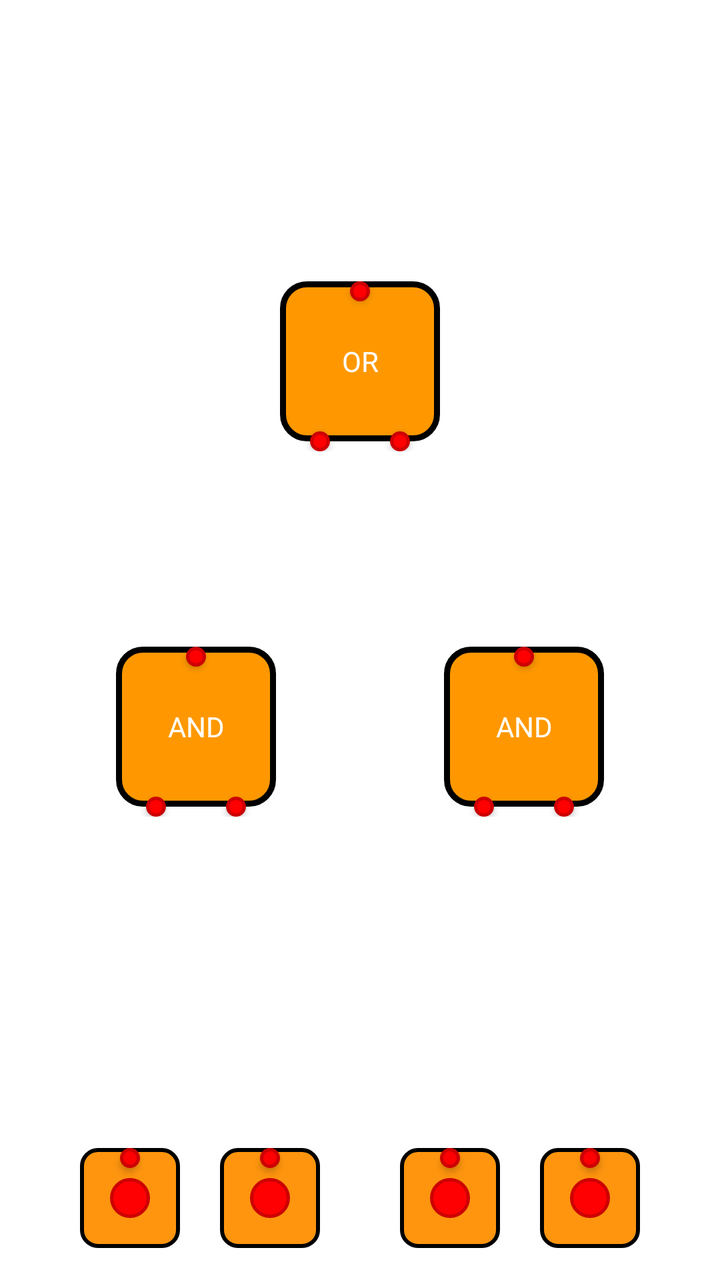
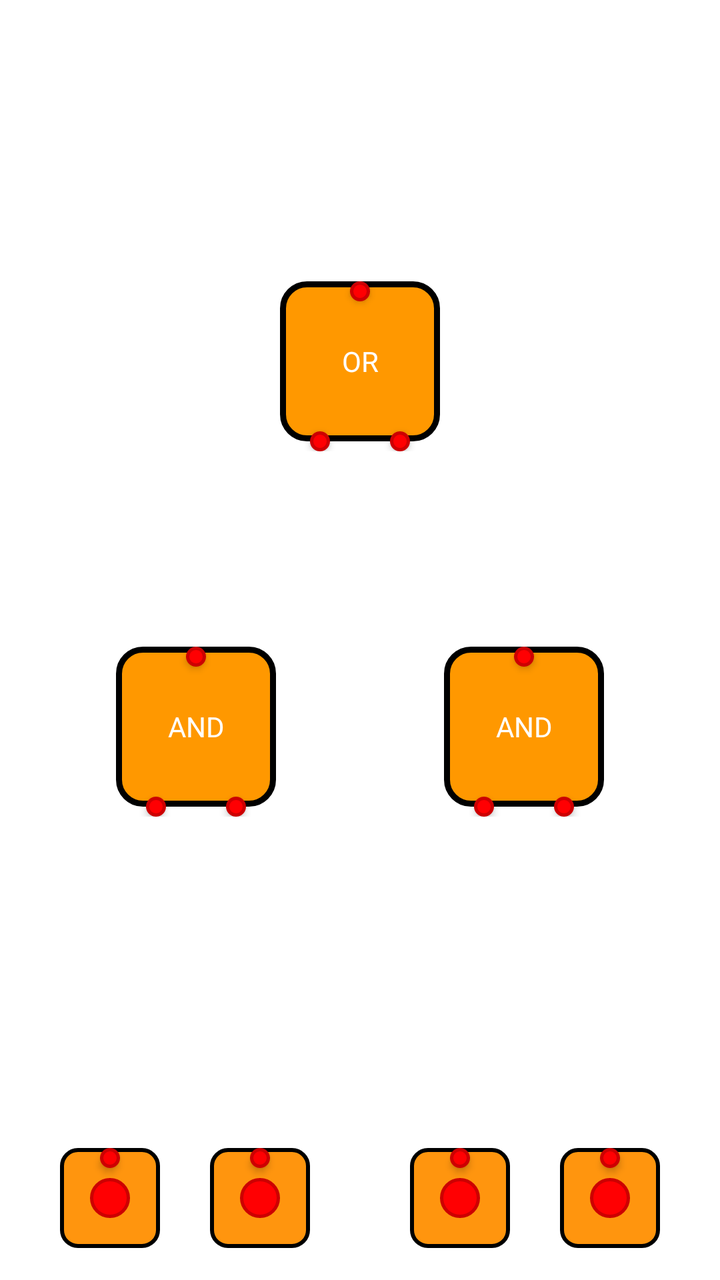

An Android layout rendered at two revisions. The XML below is the earlier revision; the diff shows what the commit changed to produce the second picture.
<!-- AndroidManifest.xml: another module's application theme Theme.PintuLogika -->
<!-- res/layout/item_level_3.xml -->
<?xml version="1.0" encoding="utf-8"?>
<androidx.constraintlayout.widget.ConstraintLayout xmlns:android="http://schemas.android.com/apk/res/android"
    android:layout_width="match_parent"
    android:layout_height="match_parent"
    xmlns:app="http://schemas.android.com/apk/res-auto"
    android:fitsSystemWindows="true"
    android:background="@android:color/white"
    android:padding="16dp">

    
    <FrameLayout
        android:layout_width="wrap_content"
        android:layout_height="wrap_content"
        android:tag="OR1"
        app:layout_constraintStart_toStartOf="parent"
        app:layout_constraintEnd_toEndOf="parent"
        app:layout_constraintTop_toBottomOf="@+id/guidelineHorizontal1"
        app:layout_constraintBottom_toTopOf="@+id/guidelineHorizontal2">

        <include
            android:id="@+id/gate_2"
            android:tag="gate_2"
            layout="@layout/gates_or"/>
    </FrameLayout>

    <FrameLayout
        android:layout_width="wrap_content"
        android:layout_height="wrap_content"
        android:tag="AND1"
        app:layout_constraintBottom_toTopOf="@+id/guidelineHorizontal4"
        app:layout_constraintEnd_toStartOf="@+id/guidelineVertical2"
        app:layout_constraintStart_toStartOf="parent"
        app:layout_constraintTop_toBottomOf="@+id/guidelineHorizontal3">

        <include
            android:id="@+id/gate_0"
            android:tag="gate_0"
            layout="@layout/gates_and"/>
    </FrameLayout>


    <FrameLayout
        android:layout_width="wrap_content"
        android:layout_height="wrap_content"
        android:tag="AND2"
        app:layout_constraintBottom_toTopOf="@+id/guidelineHorizontal4"
        app:layout_constraintEnd_toEndOf="parent"
        app:layout_constraintStart_toEndOf="@+id/guidelineVertical2"
        app:layout_constraintTop_toBottomOf="@+id/guidelineHorizontal3">

        <include
            android:id="@+id/gate_1"
            android:tag="gate_1"
            layout="@layout/gates_and"/>
    </FrameLayout>


    
    <LinearLayout
        android:id="@+id/input_row"
        android:layout_width="match_parent"
        android:layout_height="wrap_content"
        android:orientation="horizontal"
        android:gravity="center"
        android:translationZ="4dp"
        app:layout_constraintStart_toStartOf="parent"
        app:layout_constraintEnd_toEndOf="parent"
        app:layout_constraintBottom_toBottomOf="parent">

        
        <FrameLayout
            android:layout_width="wrap_content"
            android:layout_height="wrap_content"
            android:tag="input1">
            <include
                android:id="@+id/input_1"
                layout="@layout/custom_input" />
        </FrameLayout>

        
        <FrameLayout
            android:layout_width="wrap_content"
            android:layout_height="wrap_content"
            android:layout_marginHorizontal="20dp"
            android:tag="input2">
            <include
                android:id="@+id/input_2"
                layout="@layout/custom_input" />
        </FrameLayout>


        
        <FrameLayout
            android:layout_width="wrap_content"
            android:layout_height="wrap_content"
            android:layout_marginHorizontal="20dp"
            android:tag="input3">
            <include
                android:id="@+id/input_3"
                layout="@layout/custom_input" />
        </FrameLayout>

        
        <FrameLayout
            android:layout_width="wrap_content"
            android:layout_height="wrap_content"
            android:tag="input4">
            <include
                android:id="@+id/input_4"
                layout="@layout/custom_input" />
        </FrameLayout>

    </LinearLayout>


    <androidx.constraintlayout.widget.Guideline
        android:id="@+id/guidelineHorizontal1"
        android:layout_width="wrap_content"
        android:layout_height="64dp"
        android:orientation="horizontal"
        app:layout_constraintEnd_toEndOf="parent"
        app:layout_constraintGuide_percent="0.2"
        app:layout_constraintStart_toStartOf="parent" />


    <androidx.constraintlayout.widget.Guideline
        android:id="@+id/guidelineHorizontal2"
        android:layout_width="wrap_content"
        android:layout_height="64dp"
        android:orientation="horizontal"
        app:layout_constraintEnd_toEndOf="parent"
        app:layout_constraintGuide_percent="0.35"
        app:layout_constraintStart_toStartOf="parent" />

    <androidx.constraintlayout.widget.Guideline
        android:id="@+id/guidelineHorizontal3"
        android:layout_width="wrap_content"
        android:layout_height="64dp"
        android:orientation="horizontal"
        app:layout_constraintEnd_toEndOf="parent"
        app:layout_constraintGuide_percent="0.5"
        app:layout_constraintStart_toStartOf="parent" />

    <androidx.constraintlayout.widget.Guideline
        android:id="@+id/guidelineHorizontal4"
        android:layout_width="wrap_content"
        android:layout_height="64dp"
        android:orientation="horizontal"
        app:layout_constraintEnd_toEndOf="parent"
        app:layout_constraintGuide_percent="0.65"
        app:layout_constraintStart_toStartOf="parent" />

    <androidx.constraintlayout.widget.Guideline
        android:id="@+id/guidelineHorizontal5"
        android:layout_width="wrap_content"
        android:layout_height="64dp"
        android:orientation="horizontal"
        app:layout_constraintEnd_toEndOf="parent"
        app:layout_constraintGuide_percent="0.80"
        app:layout_constraintStart_toStartOf="parent" />

    <androidx.constraintlayout.widget.Guideline
        android:id="@+id/guidelineVertical1"
        android:layout_width="wrap_content"
        android:layout_height="64dp"
        android:orientation="vertical"
        app:layout_constraintEnd_toEndOf="parent"
        app:layout_constraintGuide_percent="0.25"
        app:layout_constraintStart_toStartOf="parent" />

    <androidx.constraintlayout.widget.Guideline
        android:id="@+id/guidelineVertical2"
        android:layout_width="wrap_content"
        android:layout_height="64dp"
        android:orientation="vertical"
        app:layout_constraintEnd_toEndOf="parent"
        app:layout_constraintGuide_percent="0.5"
        app:layout_constraintStart_toStartOf="parent" />

    <androidx.constraintlayout.widget.Guideline
        android:id="@+id/guidelineVertical3"
        android:layout_width="wrap_content"
        android:layout_height="64dp"
        android:orientation="vertical"
        app:layout_constraintEnd_toEndOf="parent"
        app:layout_constraintGuide_percent="0.75"
        app:layout_constraintStart_toStartOf="parent" />


</androidx.constraintlayout.widget.ConstraintLayout>
<!-- res/layout/gates_or.xml (included above) -->
<?xml version="1.0" encoding="utf-8"?>
<FrameLayout
    xmlns:android="http://schemas.android.com/apk/res/android"
    xmlns:app="http://schemas.android.com/apk/res-auto"
    android:layout_width="80dp"
    android:layout_height="85dp">

    
    <View
        android:id="@+id/dot_output"
        android:layout_width="10dp"
        android:layout_height="10dp"
        android:tag="output_0"
        android:layout_gravity="top|center"
        android:background="@drawable/red_dot_indicator_stroke"
        android:translationZ="2dp" />

    
    <View
        android:id="@+id/dot_input_0"
        android:layout_width="10dp"
        android:layout_height="10dp"
        android:tag="input_0"
        android:background="@drawable/red_dot_indicator_stroke"
        android:layout_gravity="bottom|start"
        android:layout_marginStart="15dp"
        android:translationZ="2dp"/>

    
    <View
        android:id="@+id/dot_input_1"
        android:layout_width="10dp"
        android:layout_height="10dp"
        android:tag="input_1"
        android:background="@drawable/red_dot_indicator_stroke"
        android:layout_gravity="bottom|end"
        android:layout_marginEnd="15dp"
        android:translationZ="2dp" />

    
    <TextView
        android:id="@+id/and"
        android:layout_width="80dp"
        android:layout_height="80dp"
        android:background="@drawable/final_gate_background"
        android:gravity="center"
        android:text="OR"
        android:textColor="@color/white"
        app:layout_constraintTop_toTopOf="parent"
        app:layout_constraintBottom_toBottomOf="parent"
        app:layout_constraintStart_toStartOf="parent"
        app:layout_constraintEnd_toEndOf="parent" />

</FrameLayout>
<!-- res/layout/gates_and.xml (included above) -->
<?xml version="1.0" encoding="utf-8"?>
<FrameLayout
    xmlns:android="http://schemas.android.com/apk/res/android"
    xmlns:app="http://schemas.android.com/apk/res-auto"
    android:layout_width="80dp"
    android:layout_height="85dp">

    
    <View
        android:id="@+id/dot_output"
        android:layout_width="10dp"
        android:layout_height="10dp"
        android:tag="output_0"
        android:layout_gravity="top|center"
        android:background="@drawable/red_dot_indicator_stroke"
        android:translationZ="2dp" />

    
    <View
        android:id="@+id/dot_input_0"
        android:layout_width="10dp"
        android:layout_height="10dp"
        android:tag="input_0"
        android:background="@drawable/red_dot_indicator_stroke"
        android:layout_gravity="bottom|start"
        android:layout_marginStart="15dp"
        android:translationZ="2dp"/>

    
    <View
        android:id="@+id/dot_input_1"
        android:layout_width="10dp"
        android:layout_height="10dp"
        android:tag="input_1"
        android:background="@drawable/red_dot_indicator_stroke"
        android:layout_gravity="bottom|end"
        android:layout_marginEnd="15dp"
        android:translationZ="2dp" />

    
    <TextView
        android:id="@+id/and"
        android:layout_width="80dp"
        android:layout_height="80dp"
        android:background="@drawable/final_gate_background"
        android:gravity="center"
        android:text="AND"
        android:textColor="@color/white"
        app:layout_constraintTop_toTopOf="parent"
        app:layout_constraintBottom_toBottomOf="parent"
        app:layout_constraintStart_toStartOf="parent"
        app:layout_constraintEnd_toEndOf="parent" />

</FrameLayout>
<!-- res/layout/custom_input.xml (included above) -->
<?xml version="1.0" encoding="utf-8"?>
<FrameLayout xmlns:android="http://schemas.android.com/apk/res/android"
    android:layout_width="50dp"
    android:layout_height="50dp"
    xmlns:app="http://schemas.android.com/apk/res-auto"
    android:background="@drawable/bg_custom_switch">

        <View
            android:id="@+id/dot_output"
            android:layout_width="10dp"
            android:layout_height="10dp"
            android:layout_gravity="top|center"
            android:tag="output_0"
            android:background="@drawable/red_dot_indicator_stroke"
            android:translationZ="2dp" />

        <View
            android:id="@+id/dot_indicator"
            android:layout_width="20dp"
            android:layout_height="20dp"
            android:layout_gravity="center"
            android:background="@drawable/red_dot_indicator_stroke" />

</FrameLayout>
<!-- resources referenced by this layout -->
<resources>
  <color name="white">#FFFFFFFF</color>
  <!-- drawable bg_custom_switch (drawable) -->
  <?xml version="1.0" encoding="utf-8"?>
  <shape xmlns:android="http://schemas.android.com/apk/res/android">
      <solid android:color="@color/orange_medium" />
      <corners android:radius="8dp" />
      <stroke
          android:width="2dp"
          android:color="@android:color/black" />
  </shape>
  <!-- drawable final_gate_background (drawable) -->
  <?xml version="1.0" encoding="utf-8"?>
  <shape xmlns:android="http://schemas.android.com/apk/res/android">
      <solid android:color="@color/orange_dark" />
      <corners android:radius="12dp" />
      <stroke
          android:width="3dp"
          android:color="@android:color/black" />
  </shape>
  <!-- drawable red_dot_indicator_stroke (drawable) -->
  <?xml version="1.0" encoding="utf-8"?>
  <shape xmlns:android="http://schemas.android.com/apk/res/android"
      android:shape="oval">
  
      
      <solid android:color="@color/red_indicator" />
  
      
      <stroke
          android:width="1.5dp"
          android:color="@color/red_dot_indicator" />
  </shape>
  <style name="Theme.PintuLogika" parent="Base.Theme.PintuLogika" />
  <color name="orange_medium">#FF950E</color>
  <color name="orange_dark">#FF9800</color>
  <color name="red_indicator">#FF0002</color>
  <color name="red_dot_indicator">#CC0002</color>
  <style name="Base.Theme.PintuLogika" parent="Theme.Material3.DayNight.NoActionBar">
          
          
      </style>
</resources>

<!-- the commit's change to res/layout/item_level_3.xml (unified diff, before → after) -->
@@ -81,7 +81,7 @@
         <FrameLayout
             android:layout_width="wrap_content"
             android:layout_height="wrap_content"
-            android:layout_marginHorizontal="20dp"
+            android:layout_marginHorizontal="25dp"
             android:tag="input2">
             <include
                 android:id="@+id/input_2"
@@ -93,7 +93,7 @@
         <FrameLayout
             android:layout_width="wrap_content"
             android:layout_height="wrap_content"
-            android:layout_marginHorizontal="20dp"
+            android:layout_marginHorizontal="25dp"
             android:tag="input3">
             <include
                 android:id="@+id/input_3"
